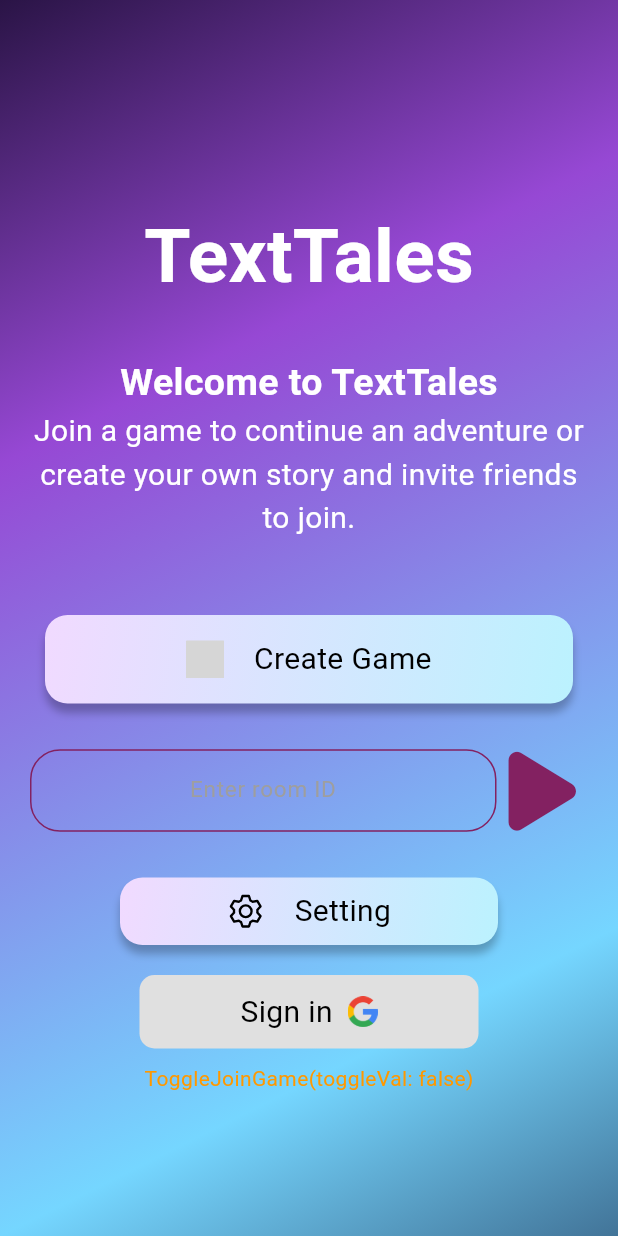
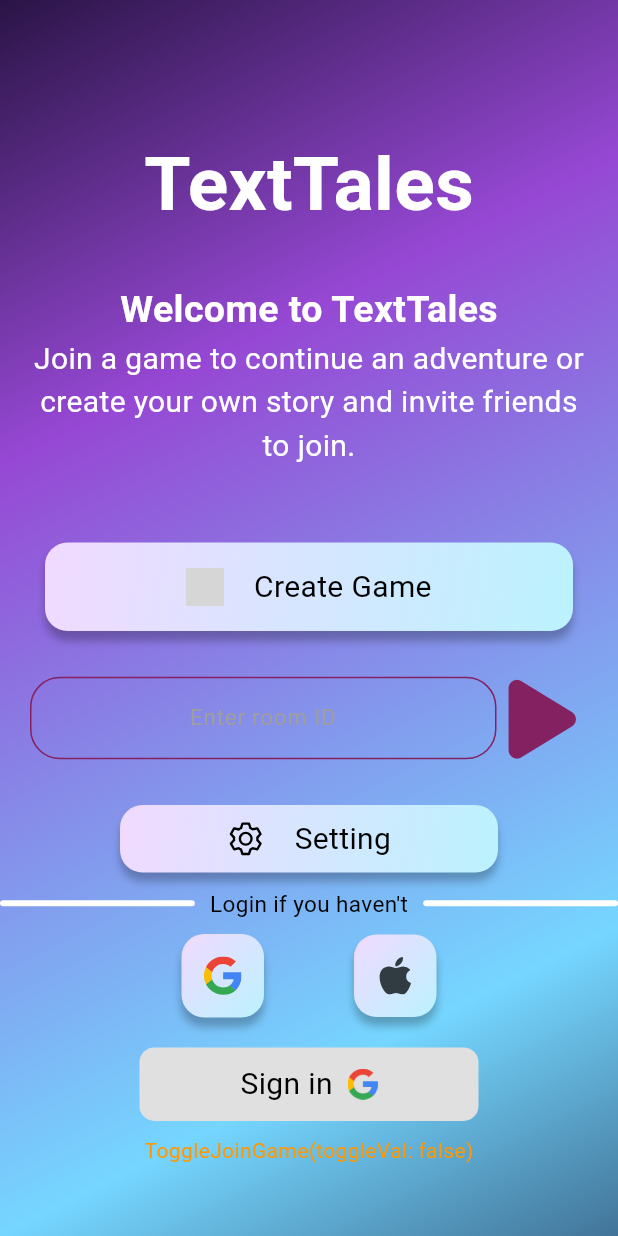
Before and after one commit to FrostyCake47/TextTales, a Flutter app: the screen it shows after launch, on a phone screen of 412 x 824 dp. Run offline on Flutter 3.47's test engine with Material 3 defaults, Android fonts, the light colour scheme and no system bars; our stand-ins replace firebase_auth, firebase_core, flutter_riverpod, flutter_spinkit, flutter_svg, fluttertoast and 4 more; missing offline and left inert: dart:ffi; accounts and stored records are empty; Roboto replaces fonts that are missing (Poppins); grey boxes are pictures that could not be loaded.

Commit message:
login buttons

```diff
--- /dev/null
+++ b/lib/components/divider.dart
@@ -0,0 +1,20 @@
+import 'package:flutter/material.dart';
+
+class Divider extends StatelessWidget {
+  double? height;
+  Divider({super.key, this.height});
+
+  @override
+  Widget build(BuildContext context) {
+    return Expanded(
+      child: Container(
+        width: double.infinity,
+        padding: EdgeInsets.symmetric(vertical: height ?? 20),
+        decoration: BoxDecoration(
+          color: Colors.white,
+          borderRadius: BorderRadius.circular(10)
+        ),
+      ),
+    );
+  }
+}
--- /dev/null
+++ b/lib/components/loginbtn.dart
@@ -0,0 +1,37 @@
+import 'package:flutter/material.dart';
+import 'package:flutter_svg/flutter_svg.dart';
+import 'package:texttales/constants/colors.dart';
+import 'package:texttales/constants/textstyles.dart';
+
+class LoginBtn extends StatelessWidget {
+  final String imgSrc;
+  double? px;
+  double? mx;
+  LoginBtn({super.key, this.px, this.mx, required this.imgSrc});
+
+  @override
+  Widget build(BuildContext context) {
+    return Container(
+      width: double.infinity,
+      padding: EdgeInsets.symmetric(vertical: px ?? 15, horizontal: 15),
+      margin: EdgeInsets.symmetric(vertical: 10,  horizontal: mx ?? 30),
+      decoration: BoxDecoration(
+        gradient: homebtnGradient,
+        borderRadius: BorderRadius.circular(15),
+        boxShadow: const [
+          BoxShadow(
+            color:  Color.fromARGB(64, 0, 0, 0),
+            spreadRadius: 0,
+            blurRadius: 4,
+            offset: Offset(0, 6), // changes position of shadow
+          ),
+        ],
+      ),
+      child: Center(child: SvgPicture.asset(
+        'assets/$imgSrc.svg',
+        width: 25,
+        semanticsLabel: 'A red up arrow'
+      )),
+    );
+  }
+}
--- a/lib/screens/home.dart
+++ b/lib/screens/home.dart
@@ -11,6 +11,7 @@
 import 'package:riverpod/riverpod.dart';
 import 'package:font_awesome_flutter/font_awesome_flutter.dart';
 import 'package:texttales/components/homebtn.dart';
+import 'package:texttales/components/loginbtn.dart';
 
 import 'package:texttales/constants/colors.dart';
 import 'package:texttales/constants/textstyles.dart';
@@ -169,6 +170,49 @@
                   child: HomeBtn(text: 'Setting',imgSrc: 'setting', px: 8, mx: 80,)
                 ),
 
+                Row(
+                  mainAxisAlignment: MainAxisAlignment.center,
+                  children: [
+                    Expanded(
+                      child: Container(
+                        width: double.infinity,
+                        padding: EdgeInsets.symmetric(vertical: 2),
+                        margin: EdgeInsets.fromLTRB(0, 0, 10, 0),
+                        decoration: BoxDecoration(
+                          color: Colors.white,
+                          borderRadius: BorderRadius.circular(10)
+                        ),
+                      ),
+                    ),
+                    Text("Login if you haven't", style: textMedium.copyWith(color: Colors.black, fontSize: 15),),
+                    Expanded(
+                      child: Container(
+                        width: double.infinity,
+                        padding: EdgeInsets.symmetric(vertical: 2),
+                        margin: EdgeInsets.fromLTRB(10, 0, 0, 0),
+                        decoration: BoxDecoration(
+                          color: Colors.white,
+                          borderRadius: BorderRadius.circular(10)
+                        ),
+                      ),
+                    ),
+                  ],
+                ),
+
+                player.playerId == '' ? Row(
+                  mainAxisAlignment: MainAxisAlignment.center,
+                  children: [
+                    GestureDetector(
+                      onTap: signInWithGoogle,
+                      child: IntrinsicWidth(child: LoginBtn(imgSrc: 'google')),
+                    ),
+                    GestureDetector(
+                      onTap: (){},
+                      child: IntrinsicWidth(child: LoginBtn(imgSrc: 'apple')),
+                    )
+                  ],
+                ) : Container(),
+
                 player.playerId == '' ? GestureDetector(
                   onTap: signInWithGoogle,
                   child: Container(
```
